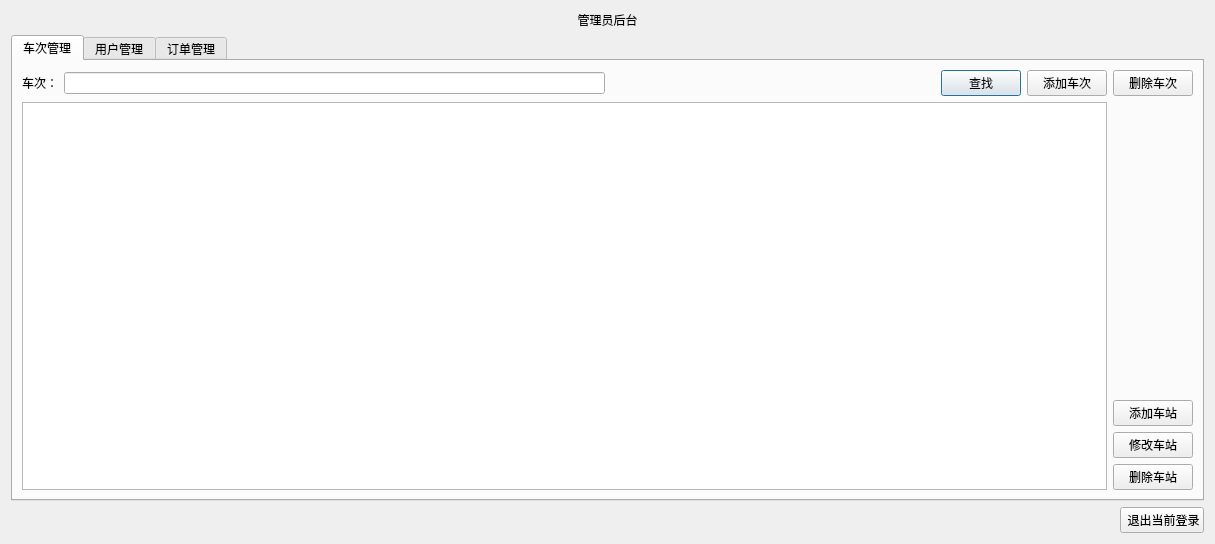
Qt form admindlg.ui (hustwyk/trainTicket) before a commit.
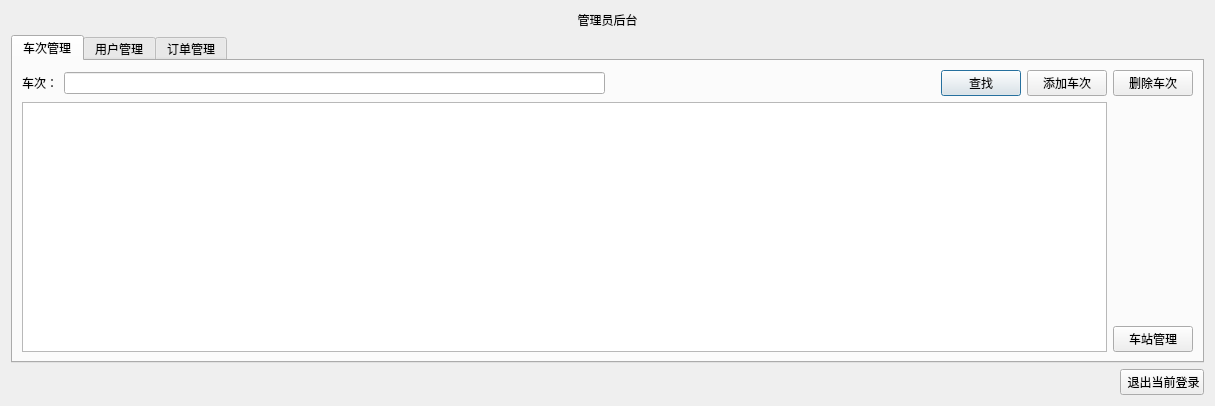
The same form after that commit.

Patch:
```diff
--- a/admindlg.ui
+++ b/admindlg.ui
@@ -7,7 +7,7 @@
     <x>0</x>
     <y>0</y>
     <width>1215</width>
-    <height>544</height>
+    <height>406</height>
    </rect>
   </property>
   <property name="windowTitle">
@@ -123,24 +123,10 @@
                  </property>
                 </spacer>
                </item>
-               <item>
-                <widget class="QPushButton" name="pushButton_2">
-                 <property name="text">
-                  <string>添加车站</string>
-                 </property>
-                </widget>
-               </item>
-               <item>
-                <widget class="QPushButton" name="pushButton_4">
-                 <property name="text">
-                  <string>修改车站</string>
-                 </property>
-                </widget>
-               </item>
                <item>
                 <widget class="QPushButton" name="pushButton_3">
                  <property name="text">
-                  <string>删除车站</string>
+                  <string>车站管理</string>
                  </property>
                 </widget>
                </item>
```
